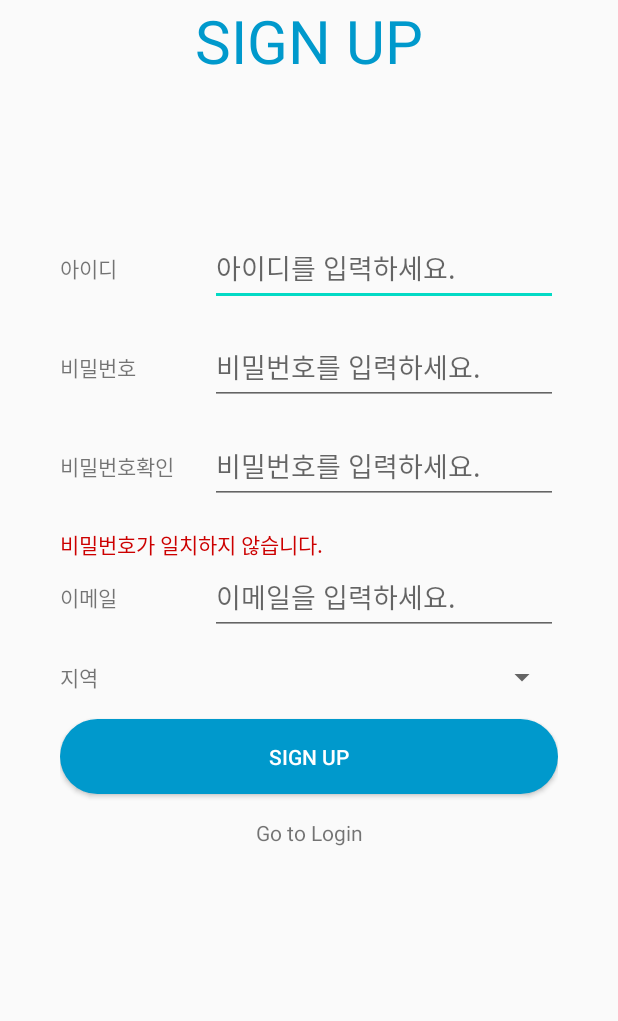
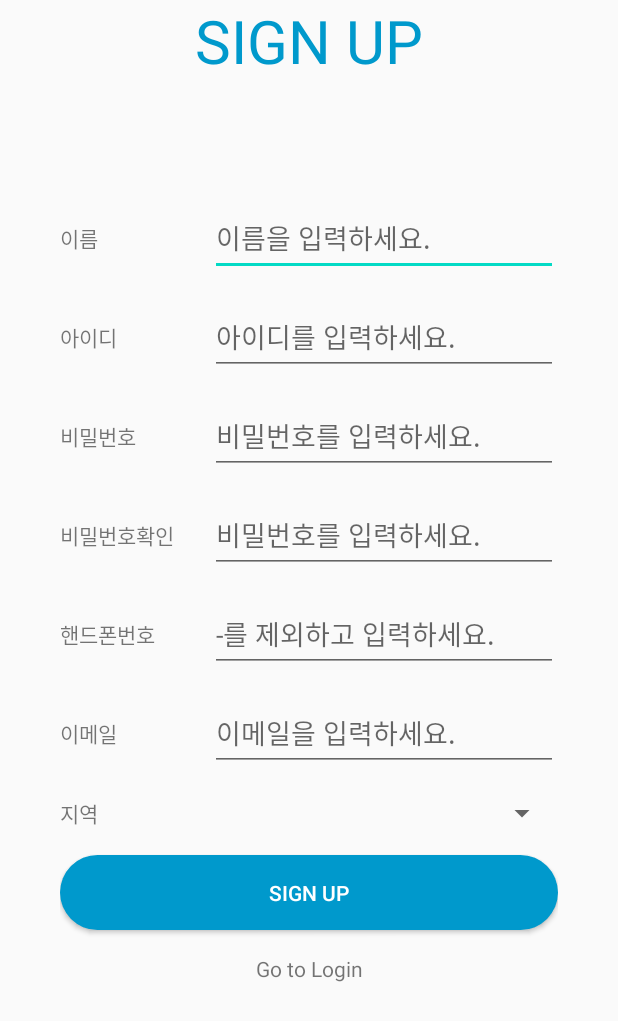
Before and after one commit to kim-soohyeon/gachi_salrim, an Android app: the layout activity_signup.xml on its own in the app's theme, with its tools: preview values and no code run, on a phone screen of 412 x 824 dp. Shown: the top 1021 px of the screen. Run offline under Robolectric (Android 15) with nearby library versions, the phone set to English and light mode, and no system bars.

Commit message:
회원가입 화면 변경 - 핸드폰번호, 이름 추가

```diff
--- a/app/src/main/res/layout/activity_signup.xml
+++ b/app/src/main/res/layout/activity_signup.xml
@@ -16,8 +16,29 @@
         android:text="SIGN UP"
         android:textColor="@android:color/holo_blue_dark"
         android:textSize="40dp"
-        android:layout_marginBottom="100dp"/>
+        android:layout_marginBottom="80dp"/>
 
+    <LinearLayout
+        android:layout_width="match_parent"
+        android:layout_height="wrap_content"
+        android:layout_gravity="center"
+        android:gravity="center"
+        android:orientation="horizontal"
+        android:layout_marginBottom="16dp">
+        <TextView
+            android:layout_width="wrap_content"
+            android:minWidth="100dp"
+            android:layout_height="match_parent"
+            android:text="이름"
+            android:layout_gravity="center"
+            android:gravity="center_vertical"/>
+        <EditText
+            android:id="@+id/editTxtNm"
+            android:layout_width="match_parent"
+            android:layout_height="50dp"
+            android:hint="이름을 입력하세요."
+            />
+    </LinearLayout>
     <LinearLayout
         android:layout_width="match_parent"
         android:layout_height="wrap_content"
@@ -60,6 +81,7 @@
             android:hint="비밀번호를 입력하세요."
             />
     </LinearLayout>
+
     <LinearLayout
         android:layout_width="match_parent"
         android:layout_height="wrap_content"
@@ -81,14 +103,28 @@
             android:hint="비밀번호를 입력하세요."
             />
     </LinearLayout>
-    <TextView
-        android:id="@+id/txtPwChkMsg"
+
+    <LinearLayout
         android:layout_width="match_parent"
         android:layout_height="wrap_content"
-        android:text="비밀번호가 일치하지 않습니다."
         android:layout_gravity="center"
-        android:gravity="center_vertical"
-        android:textColor="@android:color/holo_red_dark"/>
+        android:gravity="center"
+        android:orientation="horizontal"
+        android:layout_marginBottom="16dp">
+        <TextView
+            android:layout_width="wrap_content"
+            android:minWidth="100dp"
+            android:layout_height="match_parent"
+            android:text="핸드폰번호"
+            android:layout_gravity="center"
+            android:gravity="center_vertical"/>
+        <EditText
+            android:id="@+id/editTxtPone"
+            android:layout_width="match_parent"
+            android:layout_height="50dp"
+            android:hint="-를 제외하고 입력하세요."
+            />
+    </LinearLayout>
     <LinearLayout
         android:layout_width="match_parent"
         android:layout_height="wrap_content"
```
